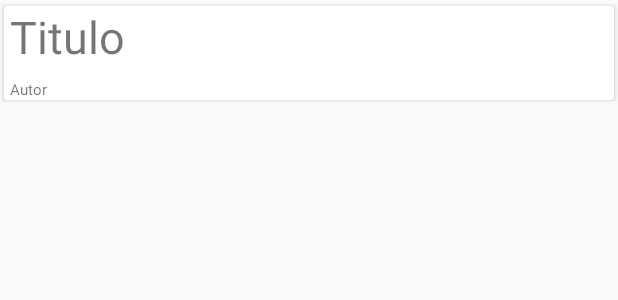
After one commit to PedroAES/app, an Android app: the layout items_livros.xml on its own in the app's theme, with its tools: preview values and no code run, on a phone screen of 412 x 824 dp. The commit adds this screen. Shown: the top 300 px of the screen. Run offline under Robolectric (Android 15) with nearby library versions, the phone set to English and light mode, and no system bars.

Commit message:
Layout listar livros.

```diff
--- a/android-book-listing-app/app/src/main/java/com/example/android/books/CadastroActivity.java
+++ b/android-book-listing-app/app/src/main/java/com/example/android/books/activity/CadastroActivity.java
@@ -1,4 +1,4 @@
-package com.example.android.books;
+package com.example.android.books.activity;
 
 import android.app.ProgressDialog;
 import android.os.Bundle;
@@ -6,6 +6,8 @@ import android.support.v7.app.AppCompatActivity;
 import android.view.View;
 import android.view.WindowManager;
 import android.widget.EditText;
+
+import com.example.android.books.R;
 
 public class CadastroActivity extends AppCompatActivity {
 
--- a/android-book-listing-app/app/src/main/java/com/example/android/books/CadastroLivroActivity.java
+++ b/android-book-listing-app/app/src/main/java/com/example/android/books/activity/CadastroLivroActivity.java
@@ -1,4 +1,4 @@
-package com.example.android.books;
+package com.example.android.books.activity;
 
 import android.app.ProgressDialog;
 import android.os.Bundle;
@@ -6,6 +6,8 @@ import android.support.v7.app.AppCompatActivity;
 import android.view.View;
 import android.view.WindowManager;
 import android.widget.EditText;
+
+import com.example.android.books.R;
 
 public class CadastroLivroActivity extends AppCompatActivity {
     @Override
--- a/android-book-listing-app/app/src/main/java/com/example/android/books/retrofit/RetrofitConfig.java
+++ b/android-book-listing-app/app/src/main/java/com/example/android/books/retrofit/RetrofitConfig.java
@@ -6,7 +6,7 @@ import retrofit2.converter.gson.GsonConverterFactory;
 public class RetrofitConfig {
 
     private static Retrofit retrofit = null;
-    private static String baseUrl= "http://192.168.15.5:8080/";
+    private static String baseUrl= "http://10.103.17.90:8080/";
 
     public RetrofitConfig() {
         retrofit = new Retrofit.Builder()
--- a/android-book-listing-app/app/src/main/res/layout/busca_activity.xml
+++ b/android-book-listing-app/app/src/main/res/layout/busca_activity.xml
@@ -7,7 +7,7 @@
     android:background="@drawable/fundol"
     android:layout_width="match_parent"
     android:layout_height="match_parent"
-    tools:context="com.example.android.books.BuscaActivity">
+    tools:context="com.example.android.books.activity.BuscaActivity">
 
     <!-- Card View for the user's search text and search button -->
 
--- a/android-book-listing-app/app/src/main/res/layout/cadastro_activity.xml
+++ b/android-book-listing-app/app/src/main/res/layout/cadastro_activity.xml
@@ -8,7 +8,7 @@
     android:gravity="top"
     android:orientation="vertical"
     android:padding="50dp"
-    tools:context="com.example.android.books.CadastroActivity">
+    tools:context="com.example.android.books.activity.CadastroActivity">
 
 
     <TextView
--- /dev/null
+++ b/android-book-listing-app/app/src/main/res/layout/items_livros.xml
@@ -0,0 +1,50 @@
+<?xml version="1.0" encoding="utf-8"?>
+<android.support.constraint.ConstraintLayout
+    xmlns:android="http://schemas.android.com/apk/res/android"
+    xmlns:app="http://schemas.android.com/apk/res-auto"
+    xmlns:tools="http://schemas.android.com/tools"
+    android:layout_width="match_parent"
+    android:layout_height="wrap_content">
+
+    <android.support.v7.widget.CardView
+        android:layout_width="match_parent"
+        android:layout_height="wrap_content"
+        app:cardCornerRadius="2dp"
+        app:cardUseCompatPadding="true"
+        android:id="@+id/cv"
+        tools:ignore="MissingConstraints">
+
+        <android.support.constraint.ConstraintLayout
+            android:layout_width="match_parent"
+            android:layout_height="wrap_content"
+            >
+
+            <TextView
+                android:id="@+id/titulo_livro"
+                android:layout_width="0dp"
+                android:layout_height="wrap_content"
+                android:layout_marginStart="4dp"
+                android:layout_marginEnd="4dp"
+                android:text="Titulo"
+                android:textSize="30sp"
+                app:layout_constraintEnd_toEndOf="parent"
+                app:layout_constraintStart_toStartOf="parent"
+                app:layout_constraintTop_toTopOf="parent" />
+
+            <TextView
+                android:id="@+id/autor_livro"
+                android:layout_width="0dp"
+                android:layout_height="wrap_content"
+                android:layout_marginTop="8dp"
+                android:text="Autor"
+                android:textSize="10sp"
+                app:layout_constraintBottom_toBottomOf="parent"
+                app:layout_constraintEnd_toEndOf="@+id/titulo_livro"
+                app:layout_constraintStart_toStartOf="@+id/titulo_livro"
+                app:layout_constraintTop_toBottomOf="@+id/titulo_livro" />
+
+        </android.support.constraint.ConstraintLayout>
+
+    </android.support.v7.widget.CardView>
+
+</android.support.constraint.ConstraintLayout>
--- a/android-book-listing-app/app/src/main/res/layout/livro_cadastro_activity.xml
+++ b/android-book-listing-app/app/src/main/res/layout/livro_cadastro_activity.xml
@@ -8,7 +8,7 @@
     android:gravity="center"
     android:orientation="vertical"
     android:padding="50dp"
-    tools:context="com.example.android.books.CadastroActivity">
+    tools:context="com.example.android.books.activity.CadastroActivity">
 
 
     <TextView
--- a/android-book-listing-app/app/src/main/res/layout/login_activity.xml
+++ b/android-book-listing-app/app/src/main/res/layout/login_activity.xml
@@ -9,7 +9,7 @@
     android:gravity="center_vertical"
     android:orientation="vertical"
     android:padding="50dp"
-    tools:context="com.example.android.books.LoginActivity">
+    tools:context="com.example.android.books.activity.LoginActivity">
 
     <ImageView
         android:id="@+id/imageView"
```
Also changed, not shown: android-book-listing-app/app/src/main/AndroidManifest.xml (+5 -5 lines), android-book-listing-app/app/src/main/java/com/example/android/books/activity/BuscaActivity.java (renamed from android-book-listing-app/app/src/main/java/com/example/android/books/BuscaActivity.java, +8 -4 lines), android-book-listing-app/app/src/main/java/com/example/android/books/activity/LoginActivity.java (renamed from android-book-listing-app/app/src/main/java/com/example/android/books/LoginActivity.java, +4 -3 lines), android-book-listing-app/app/src/main/res/layout/listar_livros.xml (added, +23 -0 lines).
